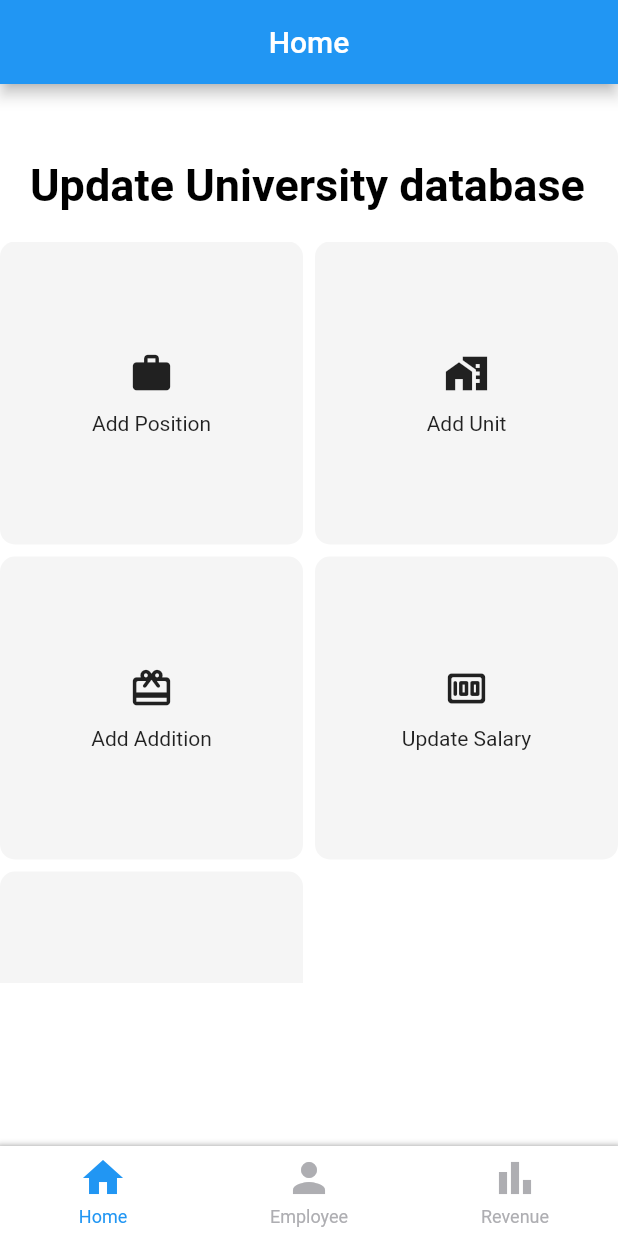
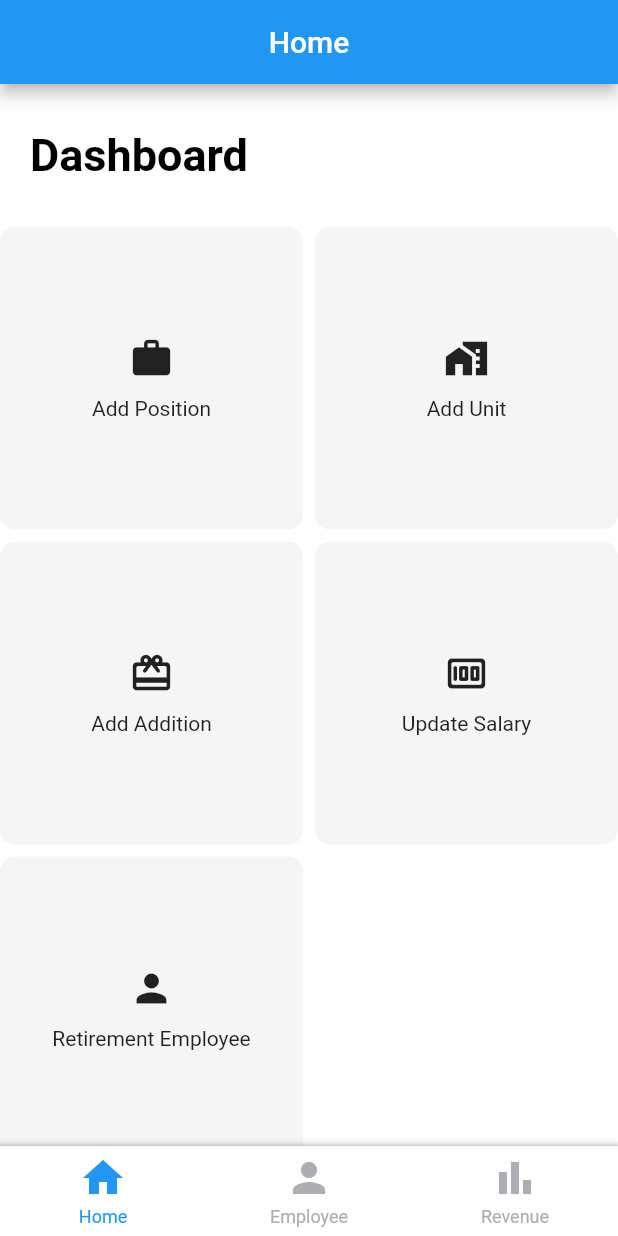
Before and after one commit to BuiThienNhan-nb/flutter-staff-management, a Flutter app: the MainContainer screen opened by its route, on a phone screen of 412 x 824 dp. Run offline on Flutter 3.47's test engine with Material 2 defaults, Android fonts, the phone set to English and light mode, and no system bars; drawn by our look-alikes of persistent_bottom_nav_bar; our stand-ins replace cloud_firestore, email_validator, firebase_auth, firebase_core, flutter_spinkit, get and 4 more; accounts and stored records are empty.

Commit message:
update: dashboard layout

```diff
--- a/lib/screens/dashboard/home.dart
+++ b/lib/screens/dashboard/home.dart
@@ -64,16 +64,22 @@ class _HomeScreenState extends State<HomeScreen> {
   @override
   Widget build(BuildContext context) {
     final Size _deviceSize = MediaQuery.of(context).size;
-    return Column(
+    return SingleChildScrollView(
+      scrollDirection: Axis.vertical,
+      physics: AlwaysScrollableScrollPhysics(),
+      child: Container(
+        // height: _deviceSize.height,
+        padding: const EdgeInsets.only(bottom: 55),
+        child: Column(
           mainAxisAlignment: MainAxisAlignment.start,
           crossAxisAlignment: CrossAxisAlignment.start,
           children: [
-        SizedBox(height: 50),
+            SizedBox(height: 30),
             Container(
               padding: const EdgeInsets.only(left: 20, bottom: 20),
               // height: _deviceSize.height * 0.05,
               child: Text(
-            "Update University database",
+                "Dashboard",
                 style: GoogleFonts.varelaRound(
                   fontSize: 30,
                   fontWeight: FontWeight.bold,
@@ -81,10 +87,12 @@ class _HomeScreenState extends State<HomeScreen> {
                 ),
               ),
             ),
+            SizedBox(height: 10),
             Container(
               // padding: EdgeInsets.only(top: _deviceSize.height * 0.13),
-          height: _deviceSize.height * 0.6,
+              height: _deviceSize.height * 0.8,
               child: GridView.builder(
+                physics: NeverScrollableScrollPhysics(),
                 gridDelegate: SliverGridDelegateWithFixedCrossAxisCount(
                   crossAxisCount: 2,
                   childAspectRatio: 1.0,
@@ -92,7 +100,8 @@ class _HomeScreenState extends State<HomeScreen> {
                   mainAxisSpacing: 8.0,
                 ),
                 itemCount: _listHomeItem.length,
-            itemBuilder: (BuildContext context, int index) => GestureDetector(
+                itemBuilder: (BuildContext context, int index) =>
+                    GestureDetector(
                   onTap: () => setState(() {
                     _selectedIndex = index;
                   }),
@@ -111,6 +120,8 @@ class _HomeScreenState extends State<HomeScreen> {
               ),
             ),
           ],
+        ),
+      ),
     );
   }
 }
```
Lines whose indentation alone changed are shown as unchanged.
